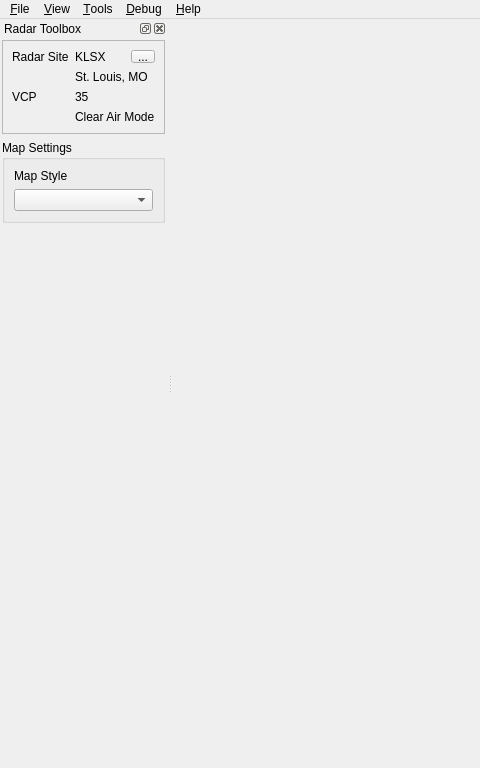
Before: the Qt Designer form scwx-qt/source/scwx/qt/main/main_window.ui in dpaulat/supercell-wx, drawn with Qt 5; both pictures show x 0 to 480 and y 0 to 768 of the 1024 by 768 pixel window.
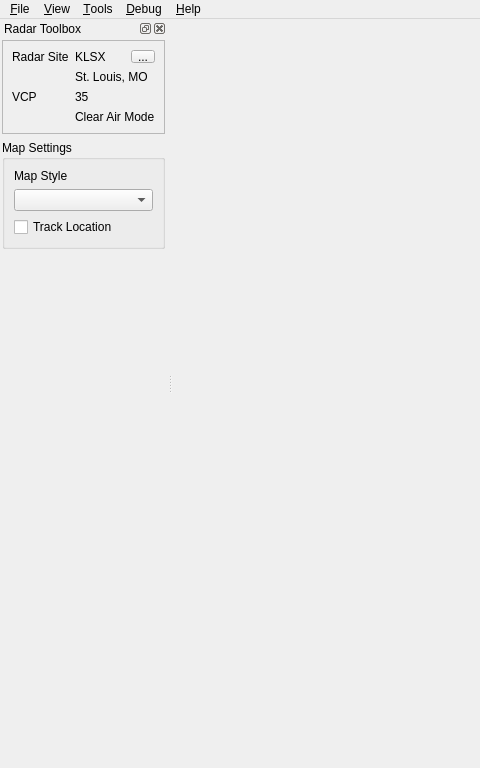
After: the same form once the commit is applied. Icons and pictures are not drawn.

Commit message: Add track location checkbox to map settings group

```diff
--- a/scwx-qt/source/scwx/qt/main/main_window.ui
+++ b/scwx-qt/source/scwx/qt/main/main_window.ui
@@ -142,7 +142,7 @@
           <x>0</x>
           <y>0</y>
           <width>157</width>
-          <height>702</height>
+          <height>697</height>
          </rect>
         </property>
         <layout class="QVBoxLayout" name="verticalLayout_6">
@@ -244,6 +244,13 @@
             <item>
              <widget class="QComboBox" name="mapStyleComboBox"/>
             </item>
+            <item>
+             <widget class="QCheckBox" name="trackLocationCheckBox">
+              <property name="text">
+               <string>Track Location</string>
+              </property>
+             </widget>
+            </item>
            </layout>
           </widget>
          </item>
```
Left out of the diff: 2 changed lines with no effect on the pictures. The commit also changes 1 other file.
